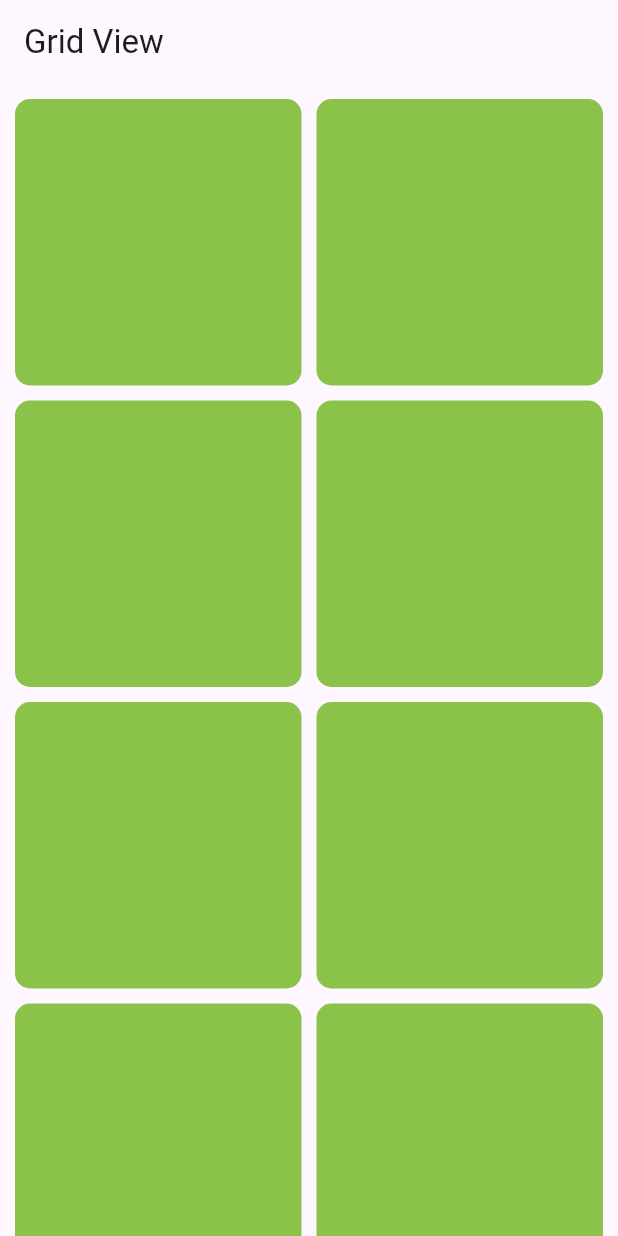
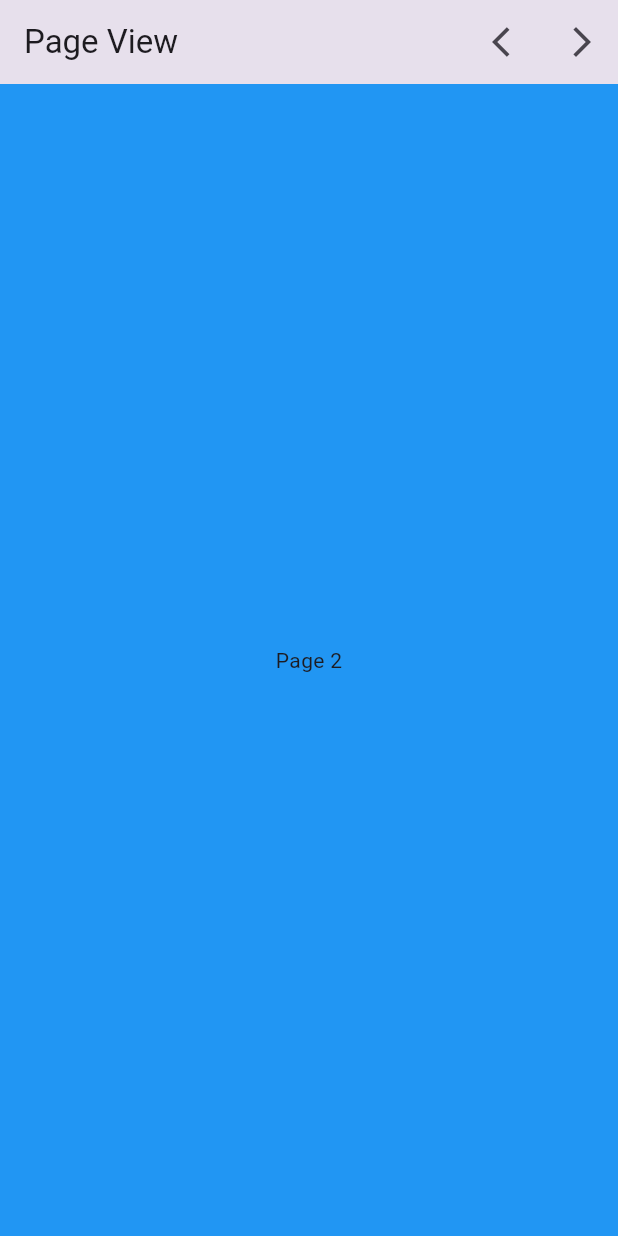
Before and after one commit to jainsourab99/Youtube, a Flutter app: the screen it shows after launch, on a phone screen of 412 x 824 dp. Run offline on Flutter 3.47's test engine with Material 3 defaults, Android fonts, the phone set to English and light mode, and no system bars.

Commit message:
Page view controller

```diff
--- a/lib/main.dart
+++ b/lib/main.dart
@@ -1,3 +1,4 @@
+import 'package:bootcamp_week1/GridViewBuilder.dart';
 import 'package:bootcamp_week1/LoginPage.dart';
 import 'package:flutter/material.dart';
 
@@ -17,38 +18,72 @@ class MyApp extends StatelessWidget {
         colorScheme: ColorScheme.fromSeed(seedColor: Colors.deepPurple),
         useMaterial3: true,
       ),
-      home: const GridViewBuilder(),
+      home: const PageViewScreen(),
     );
   }
 }
 
-class GridViewBuilder extends StatelessWidget {
-  const GridViewBuilder({super.key});
+class PageViewScreen extends StatefulWidget {
+  const PageViewScreen({super.key});
 
+  @override
+  State<PageViewScreen> createState() => _PageViewScreenState();
+}
+
+class _PageViewScreenState extends State<PageViewScreen> {
+  PageController _pagecontroller = PageController(initialPage: 1);
   @override
   Widget build(BuildContext context) {
     return Scaffold(
       appBar: AppBar(
-        title: Text("Grid View"),
+        title: Text(
+          "Page View",
+        ),
+        actions: [
+          IconButton(
+            onPressed: () {
+              _pagecontroller.animateToPage(0,
+                  duration: Duration(milliseconds: 500),
+                  curve: Curves.bounceIn);
+            },
+            icon: const Icon(Icons.arrow_back_ios),
+          ),
+          IconButton(
+            onPressed: () {
+              _pagecontroller.animateToPage(1,
+                  duration: Duration(milliseconds: 500),
+                  curve: Curves.bounceIn);
+            },
+            icon: const Icon(Icons.arrow_forward_ios),
+          ),
+        ],
       ),
-      body: GridView.builder(
-        itemCount: 20,
-        padding: EdgeInsets.all(10),
-        gridDelegate: SliverGridDelegateWithFixedCrossAxisCount(
-          crossAxisCount: 2,
-          mainAxisSpacing: 10,
-          crossAxisSpacing: 10,
-        ),
-        itemBuilder: (context, index) {
-          return Container(
-            width: 100,
-            height: 100,
-            decoration: BoxDecoration(
-              borderRadius: BorderRadius.circular(10),
-              color: Colors.lightGreen,
+      body: PageView(
+        controller: _pagecontroller,
+        onPageChanged: (value) {
+          print(value);
+        },
+        scrollDirection: Axis.vertical,
+        children: [
+          Container(
+            color: Colors.red,
+            child: Center(
+              child: Text("Page 1"),
             ),
-          );
-        },
+          ),
+          Container(
+            color: Colors.blue,
+            child: Center(
+              child: Text("Page 2"),
+            ),
+          ),
+          Container(
+            color: Colors.yellow,
+            child: Center(
+              child: Text("Page 3"),
+            ),
+          ),
+        ],
       ),
     );
   }
```
Also changed, not shown: lib/GridViewBuilder.dart (+33 -0 lines).
